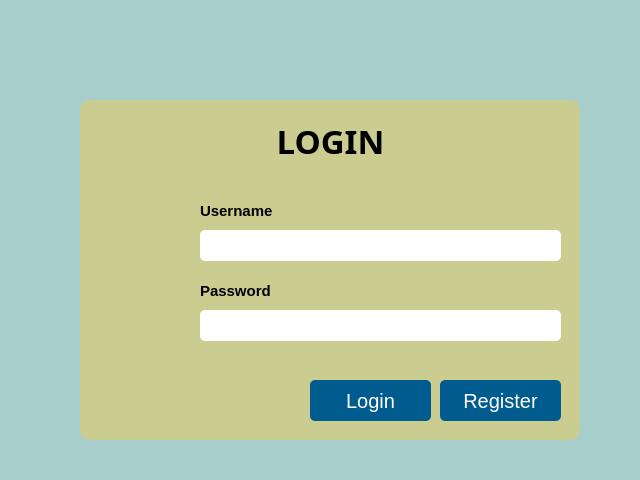
The window that login.ui (iqbalmusyaffa/Aplikasi-Pendataan-Gaji-Karyawan) describes before a commit, drawn with Qt 5.
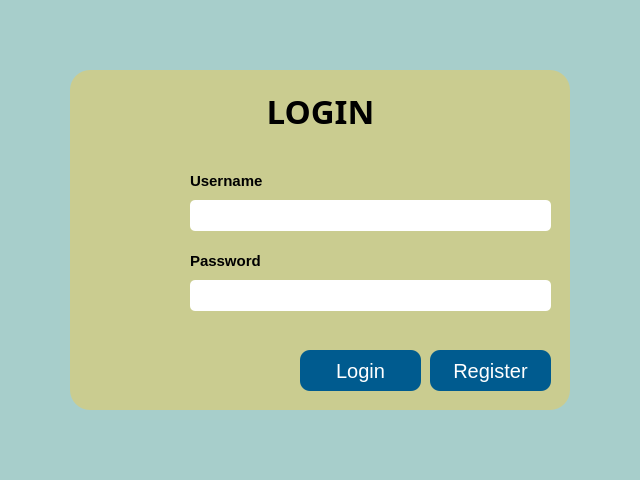
The same window after the commit. Icons and pictures are not drawn.

What changed in the file:
```diff
--- a/login.ui
+++ b/login.ui
@@ -35,7 +35,7 @@
 
 QFrame{ 
 background:#CACC90;
-border-radius:10px;
+border-radius:20px;
 }
 QLineEdit{
 background:#f2f2f2 50%;
@@ -49,7 +49,7 @@
 font-size:20px;
 color:#fff;
 border:none;
-border-radius:5px;
+border-radius:10px;
 background:#005b8f;
 }
 QPushButton:hover{
@@ -62,8 +62,8 @@
   <widget class="QFrame" name="menu1">
    <property name="geometry">
     <rect>
-     <x>80</x>
-     <y>100</y>
+     <x>70</x>
+     <y>70</y>
      <width>500</width>
      <height>340</height>
     </rect>
@@ -173,6 +173,9 @@
       <height>31</height>
      </rect>
     </property>
+    <property name="echoMode">
+     <enum>QLineEdit::Password</enum>
+    </property>
    </widget>
    <widget class="QLabel" name="label_4">
     <property name="geometry">
@@ -262,7 +265,7 @@
 font-size:20px;
 color:#fff;
 border:none;
-border-radius:5px;
+border-radius:10px;
 background:#005b8f;
 }</string>
     </property>
```
Left out of the diff: 2 changed lines with no effect on the pictures.
